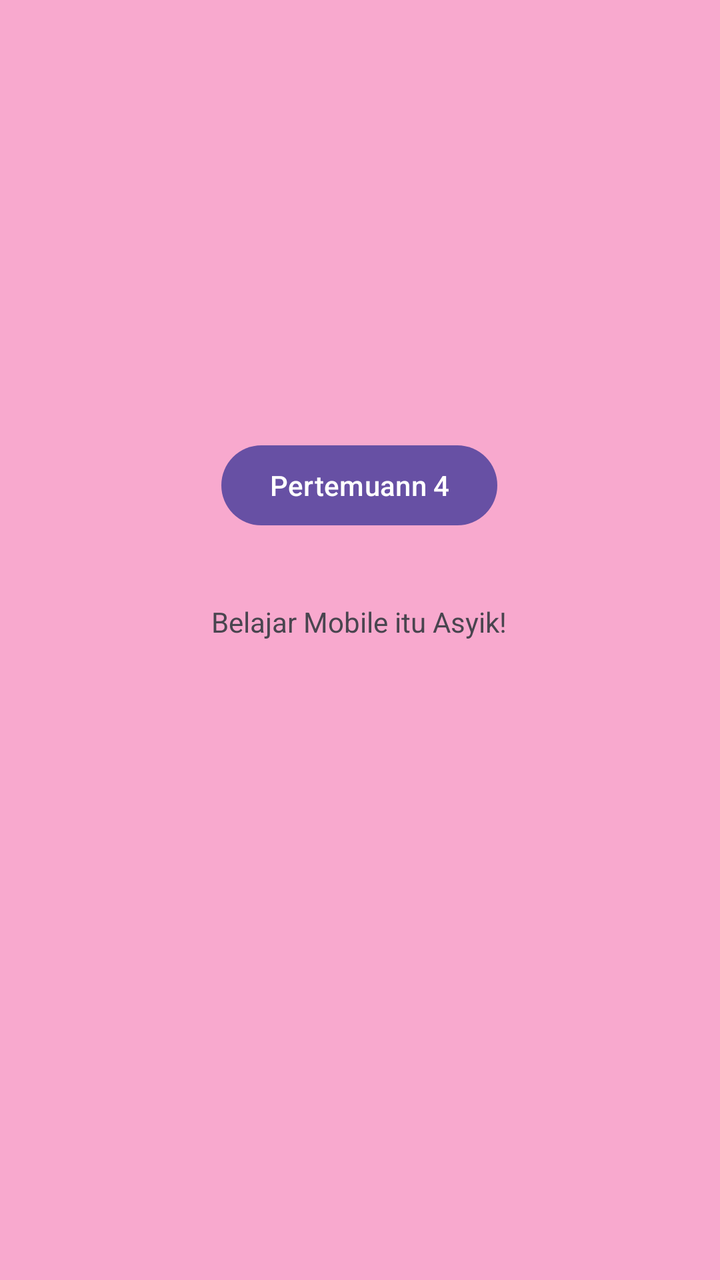
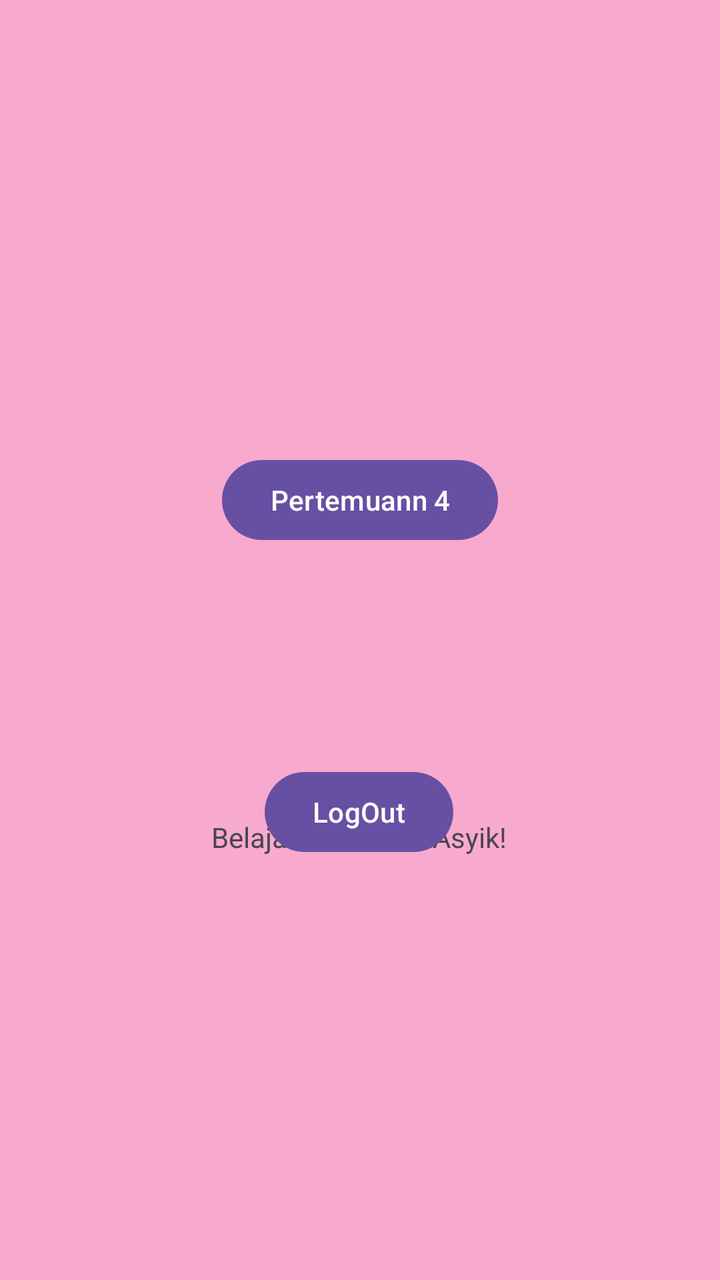

Before-and-after screenshots of an Android layout around one commit, followed by the original layout XML and the change that was made.
<!-- AndroidManifest.xml: application theme Theme.MersyaApps -->
<!-- res/layout/activity_main.xml -->
<?xml version="1.0" encoding="utf-8"?>
<androidx.constraintlayout.widget.ConstraintLayout xmlns:android="http://schemas.android.com/apk/res/android"
    xmlns:app="http://schemas.android.com/apk/res-auto"
    xmlns:tools="http://schemas.android.com/tools"
    android:id="@+id/main"
    android:layout_width="match_parent"
    android:layout_height="match_parent"
    android:background="@color/button"
    tools:context=".MainActivity">

    <TextView
        android:id="@+id/textView6"
        android:layout_width="wrap_content"
        android:layout_height="wrap_content"
        android:text="Belajar Mobile itu Asyik!"
        app:layout_constraintBottom_toBottomOf="parent"
        app:layout_constraintEnd_toEndOf="parent"
        app:layout_constraintHorizontal_bias="0.498"
        app:layout_constraintStart_toStartOf="parent"
        app:layout_constraintTop_toTopOf="parent"
        app:layout_constraintVertical_bias="0.485" />

    <Button
        android:id="@+id/button2"
        android:layout_width="wrap_content"
        android:layout_height="wrap_content"
        android:layout_marginTop="184dp"
        android:text="Pertemuann 4"
        app:layout_constraintBottom_toTopOf="@+id/textView6"
        app:layout_constraintEnd_toEndOf="parent"
        app:layout_constraintHorizontal_bias="0.498"
        app:layout_constraintStart_toStartOf="parent"
        app:layout_constraintTop_toTopOf="parent" />

</androidx.constraintlayout.widget.ConstraintLayout>
<!-- resources referenced by this layout -->
<resources>
  <color name="button">#9AF678AF</color>
  <style name="Theme.MersyaApps" parent="Base.Theme.MersyaApps" />
  <style name="Base.Theme.MersyaApps" parent="Theme.Material3.DayNight.NoActionBar">
          
          
      </style>
</resources>

<!-- the commit's change to res/layout/activity_main.xml (unified diff, before → after) -->
@@ -12,13 +12,12 @@
         android:id="@+id/textView6"
         android:layout_width="wrap_content"
         android:layout_height="wrap_content"
+        android:layout_marginBottom="212dp"
         android:text="Belajar Mobile itu Asyik!"
         app:layout_constraintBottom_toBottomOf="parent"
         app:layout_constraintEnd_toEndOf="parent"
         app:layout_constraintHorizontal_bias="0.498"
-        app:layout_constraintStart_toStartOf="parent"
-        app:layout_constraintTop_toTopOf="parent"
-        app:layout_constraintVertical_bias="0.485" />
+        app:layout_constraintStart_toStartOf="parent" />
 
     <Button
         android:id="@+id/button2"
@@ -28,8 +27,21 @@
         android:text="Pertemuann 4"
         app:layout_constraintBottom_toTopOf="@+id/textView6"
         app:layout_constraintEnd_toEndOf="parent"
+        app:layout_constraintStart_toStartOf="parent"
+        app:layout_constraintTop_toTopOf="parent"
+        app:layout_constraintVertical_bias="0.238" />
+
+    <Button
+        android:id="@+id/btnLogout"
+        android:layout_width="wrap_content"
+        android:layout_height="wrap_content"
+        android:layout_marginTop="108dp"
+        android:text="LogOut"
+        app:layout_constraintBottom_toTopOf="@+id/textView6"
+        app:layout_constraintEnd_toEndOf="parent"
         app:layout_constraintHorizontal_bias="0.498"
         app:layout_constraintStart_toStartOf="parent"
-        app:layout_constraintTop_toTopOf="parent" />
+        app:layout_constraintTop_toBottomOf="@+id/button2"
+        app:layout_constraintVertical_bias="0.0" />
 
 </androidx.constraintlayout.widget.ConstraintLayout>
